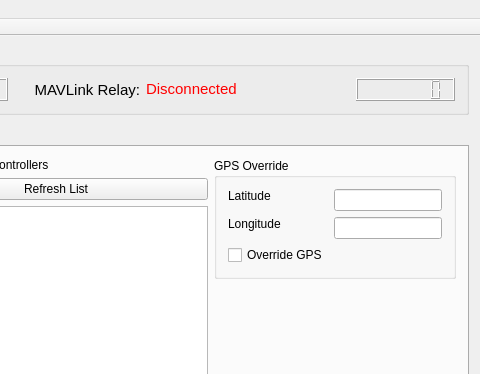
Before: the Qt Designer form gcomcontroller.ui in Rainerino/GCOM, drawn with Qt 5; both pictures show x 430 to 910 and y 0 to 374 of the 910 by 582 pixel window.
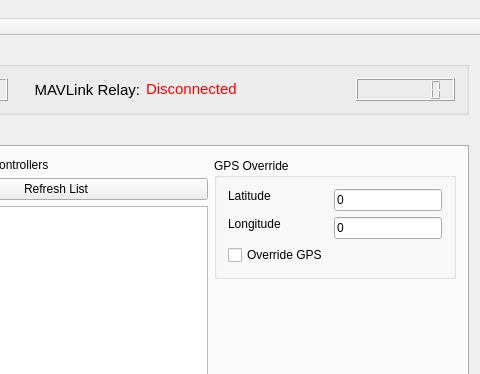
After: the same form once the commit is applied.

```diff
--- a/gcomcontroller.ui
+++ b/gcomcontroller.ui
@@ -510,10 +510,18 @@
               </widget>
              </item>
              <item row="0" column="1">
-              <widget class="QLineEdit" name="antennaTrackerLatitudeField"/>
+              <widget class="QLineEdit" name="antennaTrackerOverrideLatitudeField">
+               <property name="text">
+                <string>0</string>
+               </property>
+              </widget>
              </item>
              <item row="1" column="1">
-              <widget class="QLineEdit" name="antennaTrackerLongitudeField"/>
+              <widget class="QLineEdit" name="antennaTrackerOverrideLongitudeField">
+               <property name="text">
+                <string>0</string>
+               </property>
+              </widget>
              </item>
             </layout>
            </widget>
```
Left out of the diff: 2 changed lines with no effect on the pictures.
